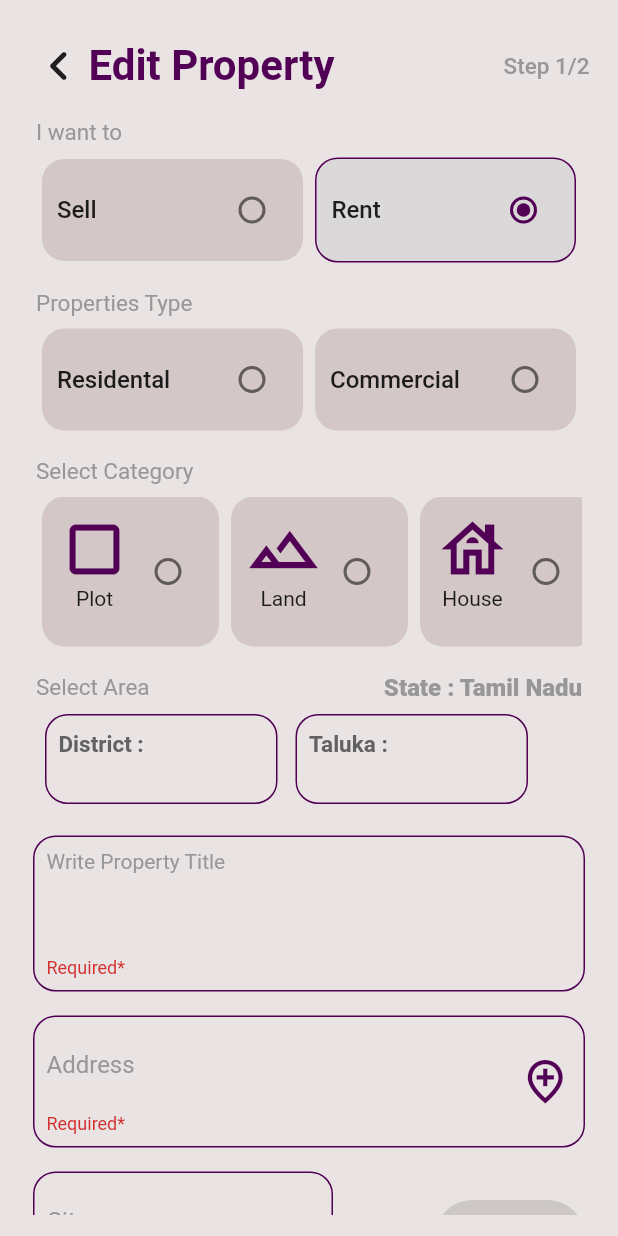
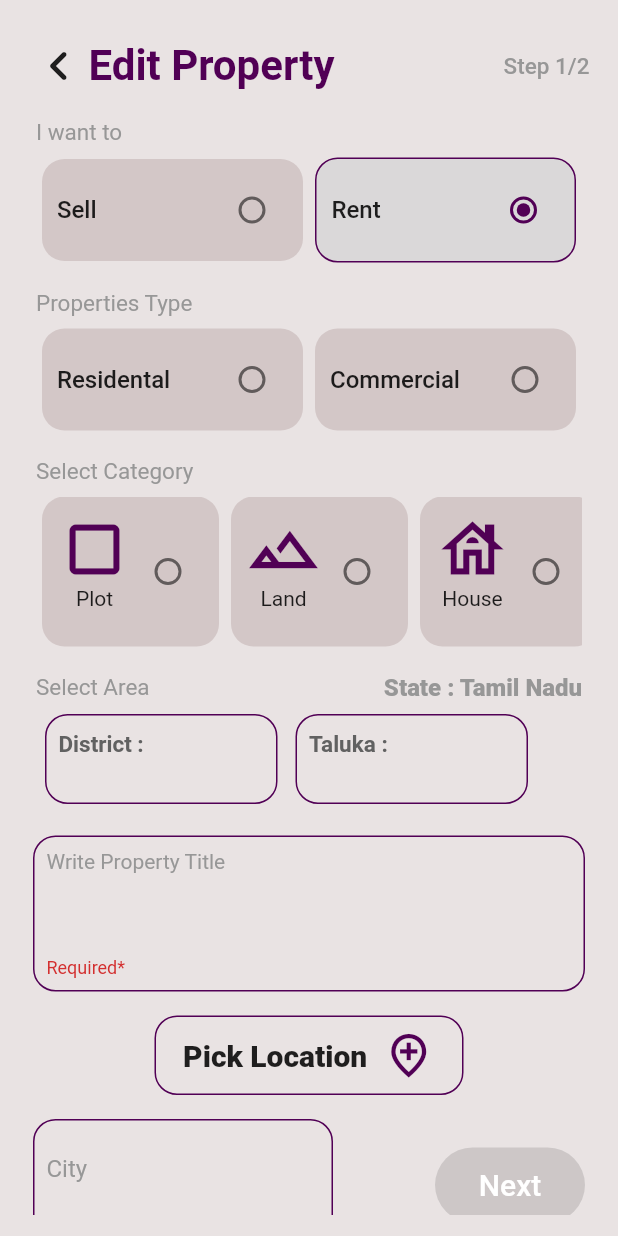
Before and after one commit to JohnNixon6972/Property_app, a Flutter app: the EditPropertyScreen1 screen opened directly with empty values, on a phone screen of 412 x 824 dp. Run offline on Flutter 3.47's test engine with Material 2 defaults, Android fonts, the phone set to English and light mode, and no system bars; our stand-ins replace avatar_glow, cached_network_image, cloud_firestore, dotted_border, double_back_to_close_app, firebase_auth and 14 more; missing offline and left inert: country_state_city_picker, email_auth, emojis, firebase_phone_auth_handler, geocode, open_mail_app; accounts and stored records are empty; network calls fail; statements that could not run were skipped.

Commit message:
Added Picking adress from map functionality

```diff
--- a/lib/bloc/geolocation/geolocation_event.dart
+++ /dev/null
@@ -1,20 +0,0 @@
-part of './geolocation_bloc.dart';
-
-
-
-abstract class GeolocationEvent extends Equatable{
-  const GeolocationEvent();
-
-  @override
-  List<Object?> get props =>[];
-}
-
-class LoadGeolocation extends GeolocationEvent {}
-class UpdateGeolocation extends GeolocationEvent {
-  final Position position;
-
-  UpdateGeolocation({required this.position});
-
-  @override
-  List<Object?> get props => [position];
-}
--- a/lib/bloc/geolocation/geolocation_state.dart
+++ /dev/null
@@ -1,21 +0,0 @@
-part of 'geolocation_bloc.dart';
-
-abstract class GeolocationState extends Equatable {
-  const GeolocationState();
-
-  @override
-  List<Object> get props => [];
-}
-
-class GeolocationLoading extends GeolocationState {}
-
-class GeolocationLoaded extends GeolocationState {
-  final Position position;
-
-  const GeolocationLoaded({required this.position});
-
-  @override
-  List<Object> get props => [position];
-}
-
-class GeolocationInitial extends GeolocationState {}
--- a/lib/repositories/geolocation/base_geolocation_repository.dart
+++ /dev/null
@@ -1,6 +0,0 @@
-import 'package:geolocator/geolocator.dart';
-
-
-abstract class BaseGeolocatiobnRepository {
-  Future<Position?> getCurrentLocation();
-}
--- a/lib/repositories/geolocation/geolocation_repository.dart
+++ /dev/null
@@ -1,12 +0,0 @@
-import 'package:geolocator/geolocator.dart';
-import 'package:property_app/repositories/geolocation/base_geolocation_repository.dart';
-
-class GeoLocationRepository extends BaseGeolocatiobnRepository {
-  GeoLocationRepository();
-
-  @override
-  Future<Position> getCurrentLocation() async {
-    return await Geolocator.getCurrentPosition(
-        desiredAccuracy: LocationAccuracy.high);
-  }
-}
--- a/lib/screens/addPropertiesScreen1.dart
+++ b/lib/screens/addPropertiesScreen1.dart
@@ -970,8 +970,7 @@ class _AddPropertiesScreenState extends State<AddPropertiesScreen> {
                       child: ElevatedButton(
                         // only enable the button if the text is not empty
 
-                        onPressed: (_PropertyAddressController
-                                    .value.text.isNotEmpty &&
+                        onPressed: (
                                 _PropertyCityController.value.text.isNotEmpty &&
                                 _PropertyTitleController.value.text.isNotEmpty)
                             ? push
--- a/lib/screens/editPropertyScreen1.dart
+++ b/lib/screens/editPropertyScreen1.dart
@@ -10,7 +10,9 @@ import 'package:firebase_auth/firebase_auth.dart';
 import '../components/loactionData.dart';
 
 enum propertyTo { Sell, Rent }
+
 enum propertyType { Residental, Commercial }
+
 enum propertyCategory { Plot, Land, House, Apartment, Building }
 
 propertyTo? _to;
@@ -22,7 +24,8 @@ propertyType? _type;
 class EditPropertyScreen1 extends StatefulWidget {
   final myProperty propertyToEdit;
   BuildContext screenContext;
-  EditPropertyScreen1({required this.propertyToEdit,required this.screenContext});
+  EditPropertyScreen1(
+      {required this.propertyToEdit, required this.screenContext});
 
   @override
   State<EditPropertyScreen1> createState() =>
@@ -60,7 +63,7 @@ String getTo() {
 }
 
 late String PropertyTitle = "";
-late String PropertyAddress = "";
+late String EPropertyAddress = "";
 late String state = "";
 late String district = "";
 late String city = "";
@@ -96,7 +99,7 @@ void readDetails(myProperty propertyToEdit, List<String> States,
   selectedTaluk = Taluka[district]!.indexOf(taluk);
   talukas = Taluka[district];
   PropertyTitle = propertyToEdit.propertyName;
-  PropertyAddress = propertyToEdit.propertyAddress;
+  EPropertyAddress = propertyToEdit.propertyAddress;
 
   _type = propertyToEdit.propertyType == "Residental"
       ? propertyType.Residental
@@ -869,9 +872,11 @@ class _EditPropertyScreen1State extends State<EditPropertyScreen1> {
                     ),
                   ),
                 ),
-                Padding(
+                Center(
+                  child: Padding(
                     padding: const EdgeInsets.all(8.0),
                     child: Container(
+                      width: MediaQuery.of(context).size.width / 2,
                       decoration: BoxDecoration(
                         border: Border.all(color: kHighlightedTextColor),
                         borderRadius: BorderRadius.circular(15),
@@ -879,22 +884,28 @@ class _EditPropertyScreen1State extends State<EditPropertyScreen1> {
                       child: Padding(
                         padding: const EdgeInsets.all(8.0),
                         child: Row(
+                          mainAxisAlignment: MainAxisAlignment.spaceEvenly,
                           children: [
-                          Expanded(
-                            child: TextField(
-                              onChanged: (newValue) {
-                                setState(() {
-                                  PropertyAddress = newValue;
-                                });
-                              },
-                              controller: _PropertyAddressController,
-                              decoration: InputDecoration(
-                                  border: InputBorder.none,
-                                  errorText: _errorText,
-                                  hintText: "Address",
-                                  hintStyle:
-                                      TextStyle(color: kSubCategoryColor)),
-                            ),
+                            // Expanded(
+                            //   child: TextField(
+                            //     onChanged: (newValue) {
+                            //       setState(() {
+                            //         PropertyAddress = newValue;
+                            //       });
+                            //     },
+                            //     controller: _PropertyAddressController,
+                            //     decoration: InputDecoration(
+                            //         border: InputBorder.none,
+                            //         errorText: _errorText,
+                            //         hintText: "Address",
+                            //         hintStyle:
+                            //             TextStyle(color: kSubCategoryColor)),
+                            //   ),
+                            // ),
+                            Text(
+                              "Pick Location",
+                              style: TextStyle(
+                                  fontSize: 20, fontWeight: FontWeight.w900),
                             ),
                             Icon(
                               Icons.add_location_outlined,
@@ -902,6 +913,7 @@ class _EditPropertyScreen1State extends State<EditPropertyScreen1> {
                               size: 35,
                             )
                           ],
+                        ),
                       ),
                     ),
                   ),
@@ -944,8 +956,7 @@ class _EditPropertyScreen1State extends State<EditPropertyScreen1> {
                           child: ElevatedButton(
                             // only enable the button if the text is not empty
 
-                            onPressed: (_PropertyAddressController
-                                        .value.text.isNotEmpty &&
+                            onPressed: (
                                     _PropertyCityController
                                         .value.text.isNotEmpty &&
                                     _PropertyTitleController
--- a/lib/screens/editPropertyScreen2.dart
+++ b/lib/screens/editPropertyScreen2.dart
@@ -119,7 +119,7 @@ class _editPropertyScreen2State extends State<editPropertyScreen2> {
       setState(
         () {
           isloading = true;
-          String propertyAddress = PropertyAddress;
+          String propertyAddress = EPropertyAddress;
           String propertyTitle = PropertyTitle;
           String category = getCategory();
           String to = getTo();
--- a/pubspec.yaml
+++ b/pubspec.yaml
@@ -72,9 +72,11 @@ dependencies:
   permission_handler: ^10.0.0
   badges: ^2.0.3
   flutter_offline: "^2.1.0"
+  dio: ^4.0.6
+  flutter_polyline_points: ^1.0.0
   google_maps_flutter: ^2.2.1
-  flutter_bloc: "7.3.3"
-  equatable: ^2.0.5
+  geocode: ^1.0.2
+
 
 flutter_icons:
   android: true
```
Also changed, not shown: lib/bloc/geolocation/geolocation_bloc.dart (deleted, +0 -44 lines), lib/components/addressPickerHelper.dart (+85 -38 lines), lib/main.dart (+0 -13 lines), pubspec.lock. Lines whose indentation alone changed are shown as unchanged.
